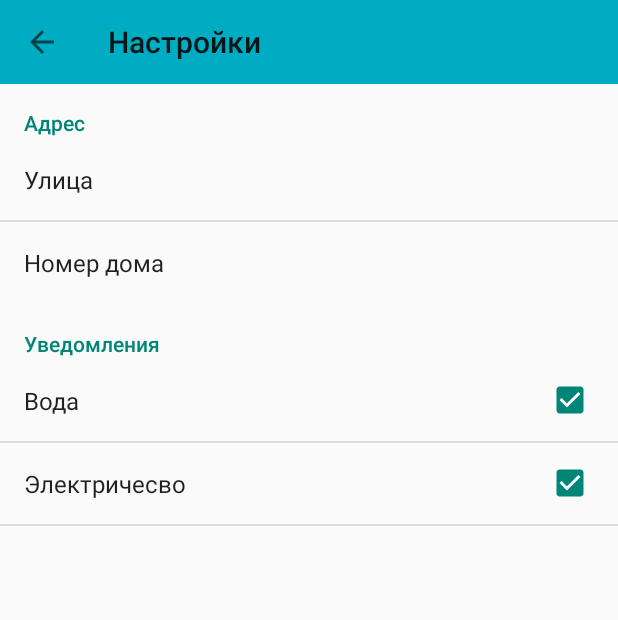
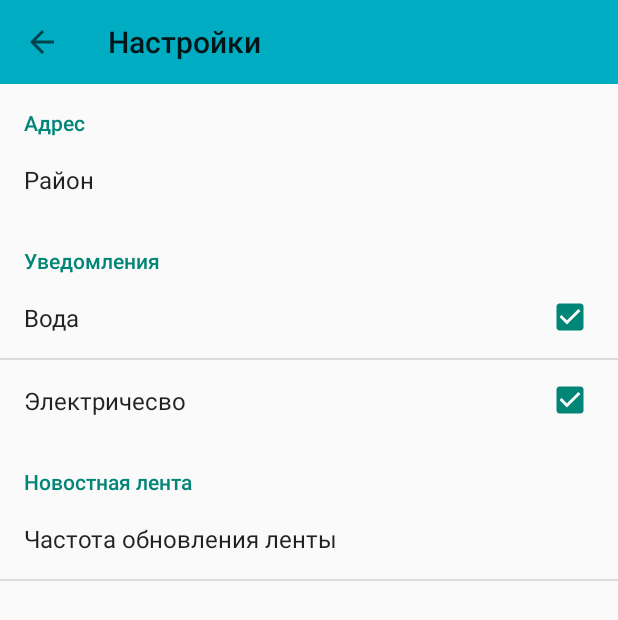
Before and after one commit to TeamHakatonNumba1/VodaSvetRock-n-Roll, an Android app: the SettingsActivity screen opened directly, with no data from a screen before it, on a phone screen of 412 x 824 dp. Shown: the top 620 px of the screen. Run offline under Robolectric (Android 15) with nearby library versions, the phone set to English and light mode, and no system bars.

Commit message:
Чето сделал

```diff
--- a/JKHHackathonProject/app/src/main/res/layout/card_item.xml
+++ b/JKHHackathonProject/app/src/main/res/layout/card_item.xml
@@ -42,5 +42,11 @@
                 android:layout_gravity="left|center_vertical"
                 android:layout_alignParentLeft="true" />
         </RelativeLayout>
+        <include
+            android:id="@+id/tool_bar_card_view"
+            layout="@layout/tool_bar_card_view"
+            android:layout_height="wrap_content"
+            android:layout_width="match_parent"
+            />
     </android.support.v7.widget.CardView>
 </FrameLayout>
--- a/JKHHackathonProject/app/src/main/res/values/strings.xml
+++ b/JKHHackathonProject/app/src/main/res/values/strings.xml
@@ -17,6 +17,7 @@
     <string name="notif_power">Электричесвто</string>
     <string name="next">Далее</string>
     <string name="prev">Назад</string>
+    <string name="upd_key">Назад</string>
 
     <string name="pref_title_vibrate">Vibrate</string>
     <string name="title_activity_init_screen">InitScreen</string>
@@ -27,4 +28,12 @@
         <item>Площадь</item>
         <item>Бульвар</item>
     </string-array>
+    <string-array name="text_style">
+        <item>6 часов</item>
+        <item>12 часов</item>
+        <item>1 день</item>
+        <item>2 дня</item>
+        <item>3 дня</item>
+        <item>1 неделя</item>
+    </string-array>
 </resources>
--- a/JKHHackathonProject/app/src/main/res/xml/settings.xml
+++ b/JKHHackathonProject/app/src/main/res/xml/settings.xml
@@ -5,16 +5,10 @@
 
         <EditTextPreference
             android:key="@string/street_key"
-            android:title="Улица"
+            android:title="Район"
             android:summary=""
             android:defaultValue=""
-            android:dialogTitle="Введите название улицы" />
-        <EditTextPreference
-            android:key="@string/house_key"
-            android:title="Номер дома"
-            android:summary=""
-            android:defaultValue=""
-            android:dialogTitle="Введите ваш номер дома" />
+            android:dialogTitle="Введите ваш район" />
     </PreferenceCategory>
     <PreferenceCategory
         android:title="Уведомления">
@@ -30,4 +24,15 @@
             android:summary=""
             android:defaultValue="true" />
     </PreferenceCategory>
+    <PreferenceCategory
+        android:title="Новостная лента">
+        <ListPreference
+            android:key="@string/upd_key"
+            android:title="Частота обновления ленты"
+            android:summary=""
+            android:defaultValue="1"
+            android:entries="@array/text_style"
+            android:entryValues="@array/text_style"
+            android:dialogTitle="Выберите частоту обновления ленты" />
+    </PreferenceCategory>
 </PreferenceScreen>
```
Also changed, not shown: JKHHackathonProject/app/src/main/java/com/jkhteam/jkh_monitoring/adapters/RVAdapter.java (+9 -0 lines), JKHHackathonProject/app/src/main/res/layout/tool_bar_card_view.xml (added, +9 -0 lines), 1 other file.
